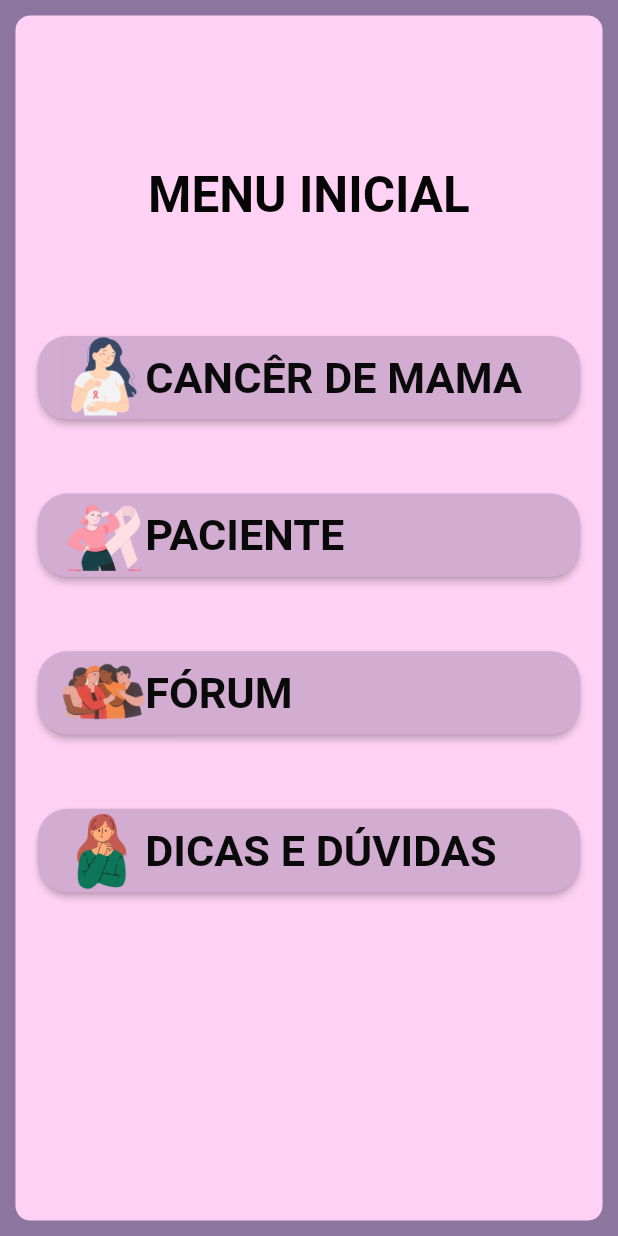
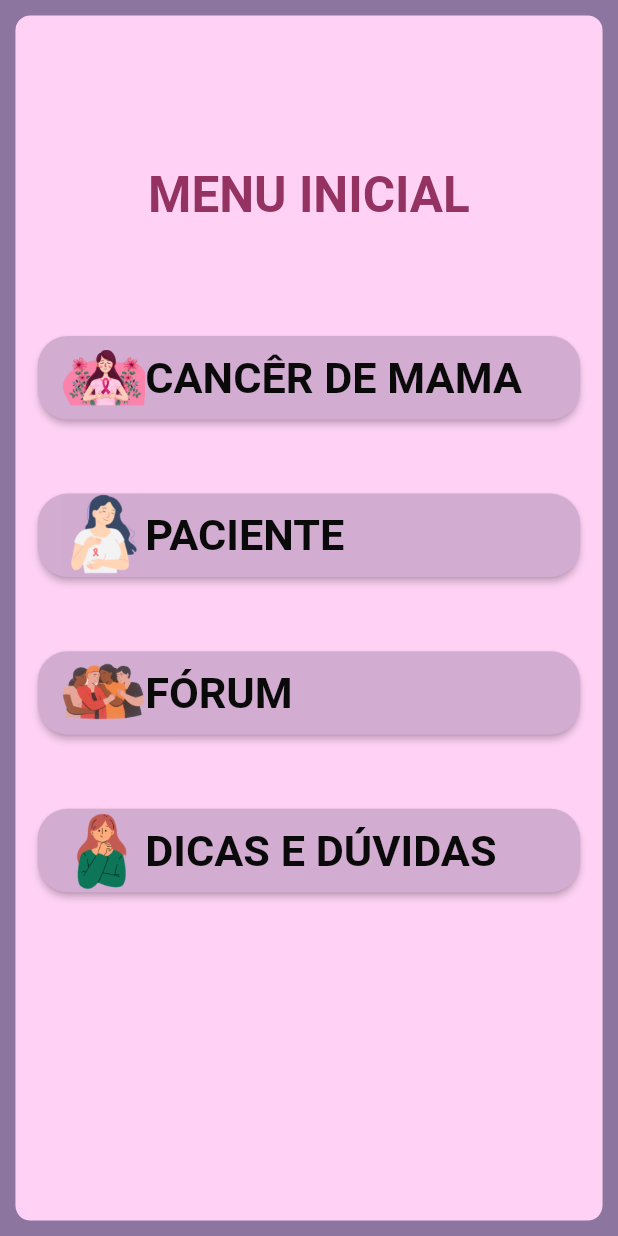
Before and after one commit to andressatlopes/FlutterProject, a Flutter app: the Menu screen opened directly, on a phone screen of 412 x 824 dp. Run offline on Flutter 3.47's test engine with Material 2 defaults, Android fonts, the phone set to English and light mode, and no system bars.

Commit message:
changed images and menu color

```diff
--- a/lib/menu/menuInicial.dart
+++ b/lib/menu/menuInicial.dart
@@ -19,14 +19,19 @@ class Menu extends StatelessWidget {
         backgroundColor: const Color(0xFF8C759F),
         body: Center(
             child: Container(
+          decoration: BoxDecoration(
+            borderRadius: BorderRadius.circular(10), // Set the border radius
+            color: const Color.fromARGB(
+                255, 255, 210, 245), // Set the background color
+          ),
           width: MediaQuery.of(context).size.width * 0.95,
           height: MediaQuery.of(context).size.height -
               MediaQuery.of(context).size.width * 0.05,
-          decoration: BoxDecoration(
+          /*decoration: BoxDecoration(
             color: const Color.fromARGB(
                 255, 255, 210, 245), // Set the background color
             borderRadius: BorderRadius.circular(10), // Set the border radius
-          ),
+          ),*/
           child: Column(
             crossAxisAlignment: CrossAxisAlignment.center,
             children: [
@@ -38,7 +43,7 @@ class Menu extends StatelessWidget {
                   style: TextStyle(
                     fontSize: MediaQuery.of(context).size.width * 0.08,
                     fontWeight: FontWeight.bold,
-                    color: const Color.fromARGB(255, 5, 5, 5),
+                    color: const Color.fromARGB(255, 148, 51, 98),
                   ),
                 ),
               ),
@@ -65,7 +70,7 @@ class Menu extends StatelessWidget {
                             mainAxisAlignment: MainAxisAlignment.start,
                             children: [
                               Image.asset(
-                                'images/imgcancer.png',
+                                'images/imgmenu.png',
                                 width:
                                     MediaQuery.of(context).size.width * 0.135,
                                 height:
@@ -107,7 +112,7 @@ class Menu extends StatelessWidget {
                             mainAxisAlignment: MainAxisAlignment.start,
                             children: [
                               Image.asset(
-                                'images/paciente.png',
+                                'images/imgcancer.png',
                                 width:
                                     MediaQuery.of(context).size.width * 0.135,
                                 height:
--- a/pubspec.yaml
+++ b/pubspec.yaml
@@ -66,6 +66,7 @@ flutter:
     - images/imgcancer.png
     - images/imgduvidas.png
     - images/imgmenu.png
+    - images/bgmenu.png
 
   # To add assets to your application, add an assets section, like this:
   # assets:
```
Also changed, not shown: images/bgmenu.png (added), images/imgmenu.png.
